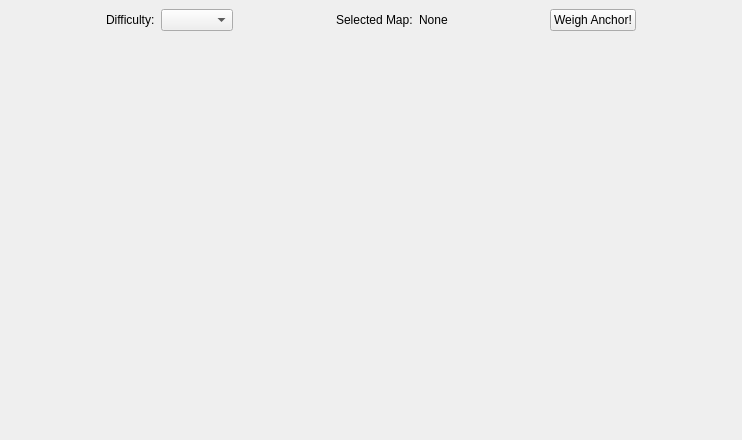
ibicdlcod/GuoMuoRuoProject, file FleetMemories/ClientGUI/ui/sortie/sortie.ui: the form before one commit.
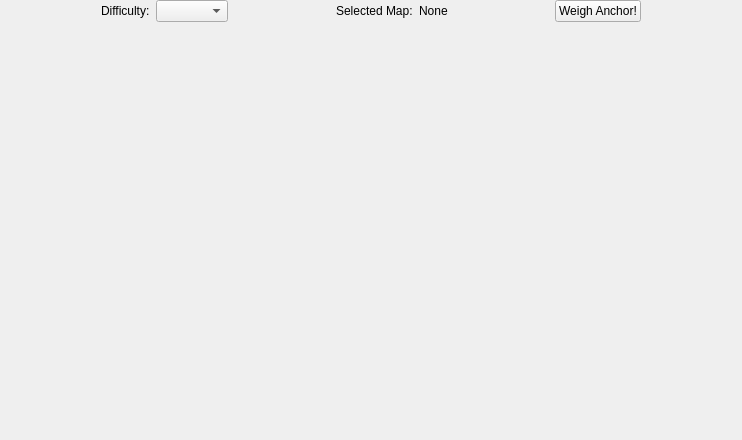
The form after the commit.

Patch:
```diff
--- a/FleetMemories/ClientGUI/ui/sortie/sortie.ui
+++ b/FleetMemories/ClientGUI/ui/sortie/sortie.ui
@@ -41,6 +41,21 @@
       </sizepolicy>
      </property>
      <layout class="QVBoxLayout" name="verticalLayout_2">
+      <property name="spacing">
+       <number>6</number>
+      </property>
+      <property name="leftMargin">
+       <number>0</number>
+      </property>
+      <property name="topMargin">
+       <number>0</number>
+      </property>
+      <property name="rightMargin">
+       <number>0</number>
+      </property>
+      <property name="bottomMargin">
+       <number>0</number>
+      </property>
       <item>
        <layout class="QHBoxLayout" name="mapSelectBar">
         <item>
```
